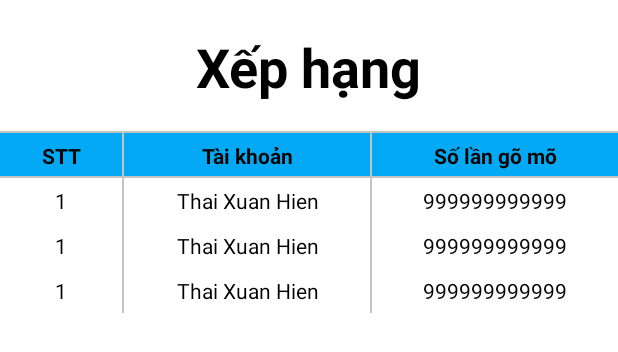
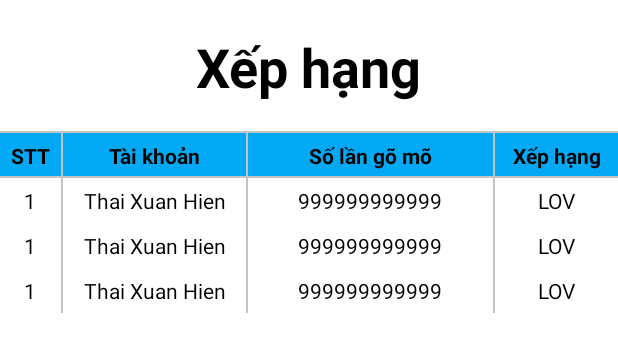
Before and after one commit to ThaiXuanHien/TungKinhOnline, an Android app: the layout activity_rank.xml on its own in the app's theme, with its tools: preview values and no code run, on a phone screen of 412 x 824 dp. Shown: the top 352 px of the screen. Run offline under Robolectric (Android 15) with nearby library versions, the phone set to English and light mode, and no system bars.

Commit message:
# release tkol 1.9

```diff
--- a/app/build.gradle
+++ b/app/build.gradle
@@ -12,8 +12,8 @@ android {
         applicationId "com.hienthai.tungkinhonline"
         minSdk 28
         targetSdk 34
-        versionCode 9
-        versionName "1.8"
+        versionCode 10
+        versionName "1.9"
 
         testInstrumentationRunner "androidx.test.runner.AndroidJUnitRunner"
     }
--- a/app/src/main/java/com/hienthai/tungkinhonline/RankViewHolder.kt
+++ b/app/src/main/java/com/hienthai/tungkinhonline/RankViewHolder.kt
@@ -35,6 +35,7 @@ class RankViewHolder(
                 tvCount.setTextColor(ContextCompat.getColor(tvUsername.context, R.color.black))
             }
 
+            tvTextRank.text = tvTextRank.context.getString(Rank.getRank(item.count ?: 0L))
         }
     }
     companion object {
--- a/app/src/main/res/layout/activity_rank.xml
+++ b/app/src/main/res/layout/activity_rank.xml
@@ -41,7 +41,7 @@
             android:textColor="@color/black"
             android:layout_width="0dp"
             android:layout_height="match_parent"
-            android:layout_weight="2"
+            android:layout_weight="1"
             android:gravity="center"
             android:text="@string/text_number">
 
@@ -60,7 +60,7 @@
             android:textColor="@color/black"
             android:layout_width="0dp"
             android:layout_height="match_parent"
-            android:layout_weight="4"
+            android:layout_weight="3"
             android:gravity="center"
             android:text="@string/text_username">
 
@@ -85,6 +85,25 @@
 
         </TextView>
 
+        <View
+            android:layout_width="1dp"
+            android:layout_height="wrap_content"
+            android:background="#C3C3C3">
+
+        </View>
+
+        <TextView
+            android:textStyle="bold"
+            android:background="#03A9F4"
+            android:layout_width="0dp"
+            android:layout_height="match_parent"
+            android:layout_weight="2"
+            android:textColor="@color/black"
+            android:gravity="center"
+            android:text="@string/text_rank">
+
+        </TextView>
+
     </LinearLayout>
 
     <View
--- a/app/src/main/res/layout/item_rank.xml
+++ b/app/src/main/res/layout/item_rank.xml
@@ -2,7 +2,8 @@
 <androidx.constraintlayout.widget.ConstraintLayout xmlns:android="http://schemas.android.com/apk/res/android"
     xmlns:app="http://schemas.android.com/apk/res-auto"
     android:layout_width="match_parent"
-    android:layout_height="wrap_content">
+    android:layout_height="wrap_content"
+    xmlns:tools="http://schemas.android.com/tools">
 
     <LinearLayout
         android:layout_width="match_parent"
@@ -14,9 +15,12 @@
             android:id="@+id/tv_stt"
             android:layout_width="0dp"
             android:layout_height="match_parent"
-            android:layout_weight="2"
+            android:layout_weight="1"
+            android:lines="1"
+            android:maxLines="1"
+            android:ellipsize="end"
             android:gravity="center"
-            android:text="1">
+            tools:text="1">
 
         </TextView>
 
@@ -32,11 +36,11 @@
             android:id="@+id/tv_username"
             android:layout_width="0dp"
             android:layout_height="match_parent"
-            android:layout_weight="4"
+            android:layout_weight="3"
             android:lines="1"
             android:ellipsize="end"
             android:gravity="center"
-            android:text="Thai Xuan Hien">
+            tools:text="Thai Xuan Hien">
 
         </TextView>
 
@@ -54,7 +58,25 @@
             android:layout_weight="4"
             android:textColor="@color/black"
             android:gravity="center"
-            android:text="999999999999">
+            tools:text="999999999999">
+
+        </TextView>
+
+        <View
+            android:layout_width="1dp"
+            android:layout_height="wrap_content"
+            android:background="#C3C3C3">
+
+        </View>
+
+        <TextView
+            android:id="@+id/tv_text_rank"
+            android:layout_width="0dp"
+            android:layout_height="match_parent"
+            android:layout_weight="2"
+            android:textColor="@color/black"
+            android:gravity="center"
+            tools:text="LOV">
 
         </TextView>
 
```
Also changed, not shown: app/src/main/java/com/hienthai/tungkinhonline/Contants.kt (added, +27 -0 lines), app/src/main/res/values/strings.xml (+13 -1 lines), 1 other file.
